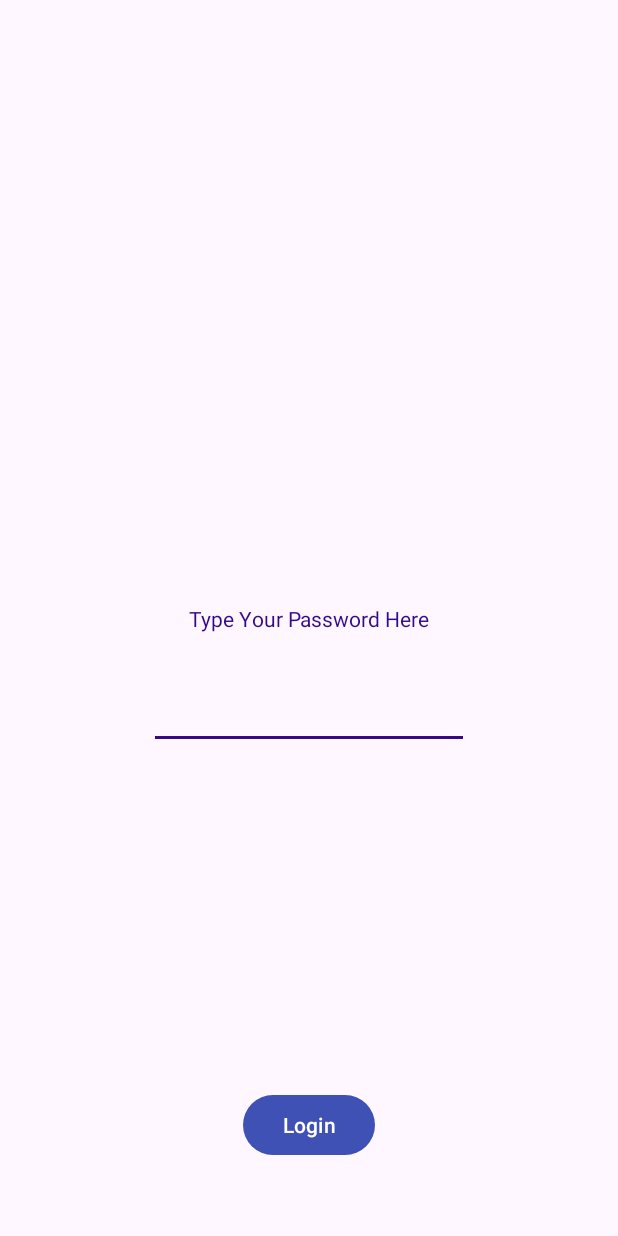
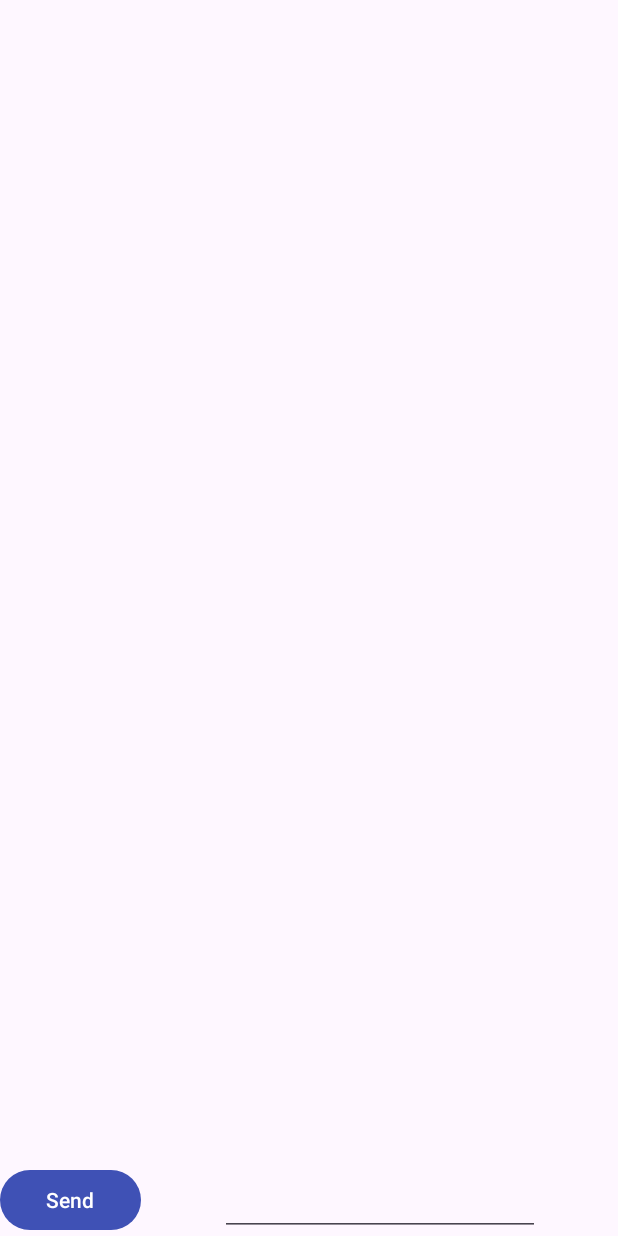
Before and after one commit to Jennifer-10982/Jennifers_Android_Lab_Redo, an Android app: the screen it shows after launch (MainActivity before the commit, ChatRoom after it), on a phone screen of 412 x 824 dp. Run offline under Robolectric (Android 15) with nearby library versions, the phone set to English and light mode, and no system bars; 3 statements that could not run were skipped.

Commit message:
Commit: Finished Layout Manager

```diff
--- a/app/build.gradle
+++ b/app/build.gradle
@@ -5,6 +5,10 @@ plugins {
 android {
     namespace 'algonquin.cst2335.huyn0116'
     compileSdk 33
+
+    buildFeatures {
+        viewBinding true
+    }
 
     defaultConfig {
         applicationId "algonquin.cst2335.huyn0116"
@@ -45,7 +49,7 @@ android.applicationVariants.all { variant ->
     }}
 
 dependencies {
-
+    implementation 'androidx.recyclerview:recyclerview:1.1.0'
     implementation 'androidx.appcompat:appcompat:1.6.1'
     implementation 'com.google.android.material:material:1.5.0'
     implementation 'androidx.constraintlayout:constraintlayout:2.1.4'
--- /dev/null
+++ b/app/src/main/java/algonquin/cst2335/huyn0116/data_package/ChatRoomViewModel.java
@@ -0,0 +1,10 @@
+package algonquin.cst2335.huyn0116.data_package;
+
+import androidx.lifecycle.MutableLiveData;
+import androidx.lifecycle.ViewModel;
+
+import java.util.ArrayList;
+
+public class ChatRoomViewModel extends ViewModel {
+    public MutableLiveData<ArrayList<String>> messages = new MutableLiveData<>();
+}
--- /dev/null
+++ b/app/src/main/java/algonquin/cst2335/huyn0116/ui/ChatRoom.java
@@ -0,0 +1,87 @@
+package algonquin.cst2335.huyn0116.ui;
+
+import androidx.annotation.NonNull;
+import androidx.appcompat.app.AppCompatActivity;
+import androidx.lifecycle.ViewModelProvider;
+import androidx.recyclerview.widget.LinearLayoutManager;
+import androidx.recyclerview.widget.RecyclerView;
+
+import android.os.Bundle;
+import android.view.View;
+import android.view.ViewGroup;
+import android.widget.TextView;
+
+import java.util.ArrayList;
+
+import algonquin.cst2335.huyn0116.R;
+import algonquin.cst2335.huyn0116.databinding.ActivityChatRoomBinding;
+import algonquin.cst2335.huyn0116.databinding.SentMessageBinding;
+import algonquin.cst2335.huyn0116.data_package.ChatRoomViewModel;
+
+public class ChatRoom extends AppCompatActivity {
+    ActivityChatRoomBinding binding;
+//    ArrayList<String> messages = new ArrayList<>();
+    ChatRoomViewModel chatModel;
+    private RecyclerView.Adapter myAdapter;
+
+    @Override
+    protected void onCreate(Bundle savedInstanceState) {
+        super.onCreate(savedInstanceState);
+
+        chatModel = new ViewModelProvider(this).get(ChatRoomViewModel.class);
+        messages = chatModel.messages.getValue();
+
+        if (messages == null){
+            chatModel.messages.postValue(messages = new ArrayList<String>());
+        }
+        binding = ActivityChatRoomBinding.inflate(getLayoutInflater());
+        setContentView(binding.getRoot());
+
+        binding.sendButton.setOnClickListener(click -> {
+            messages.add(binding.textInput.getText().toString());
+            myAdapter.notifyItemInserted(messages.size()-1);
+//            myAdapter.notifyItemRemoved(messages.size()-1);
+//            myAdapter.notifyDataSetChanged();
+            //clear the previous text:
+            binding.textInput.setText("");
+        });
+        binding.recycleView.setAdapter(myAdapter = new RecyclerView.Adapter<MyRowHolder>() {
+            @NonNull
+            @Override
+            public MyRowHolder onCreateViewHolder(@NonNull ViewGroup parent, int viewType) {
+                SentMessageBinding binding = SentMessageBinding.inflate(getLayoutInflater());
+                return new MyRowHolder(binding.getRoot());
+            }
+
+            @Override
+            public void onBindViewHolder(@NonNull MyRowHolder holder, int position) {
+                holder.messageText.setText("");
+                holder.timeText.setText("");
+                String obj = messages.get(position);
+                holder.messageText.setText(obj);
+            }
+
+            @Override
+            public int getItemCount() {
+                return messages.size();
+            }
+
+            @Override
+            public int getItemViewType (int position){
+                return 0;
+            }
+        });
+
+        binding.recycleView.setLayoutManager(new LinearLayoutManager(this));
+    }
+    class MyRowHolder extends RecyclerView.ViewHolder{
+        TextView messageText;
+        TextView timeText;
+        public MyRowHolder (@NonNull View itemView){
+            super (itemView);
+
+            messageText = itemView.findViewById(R.id.messageText);
+            timeText = itemView.findViewById(R.id.timeText);
+        }
+    }
+}
--- a/app/src/main/java/algonquin/cst2335/huyn0116/MainActivity.java
+++ b/app/src/main/java/algonquin/cst2335/huyn0116/ui/MainActivity.java
@@ -1,13 +1,14 @@
-package algonquin.cst2335.huyn0116;
+package algonquin.cst2335.huyn0116.ui;
 
 import androidx.appcompat.app.AppCompatActivity;
 
 import android.os.Bundle;
-import android.util.Log;
 import android.widget.Button;
 import android.widget.EditText;
 import android.widget.TextView;
 import android.widget.Toast;
+
+import algonquin.cst2335.huyn0116.R;
 
 /**
  * This page prompts the user to input their password where it will valiadte the input
--- /dev/null
+++ b/app/src/main/res/layout/activity_chat_room.xml
@@ -0,0 +1,37 @@
+<?xml version="1.0" encoding="utf-8"?>
+<androidx.constraintlayout.widget.ConstraintLayout xmlns:android="http://schemas.android.com/apk/res/android"
+    xmlns:app="http://schemas.android.com/apk/res-auto"
+    xmlns:tools="http://schemas.android.com/tools"
+    android:layout_width="match_parent"
+    android:layout_height="match_parent"
+    tools:context=".ui.ChatRoom">
+
+    <androidx.recyclerview.widget.RecyclerView
+        android:id="@+id/recycleView"
+        android:layout_width="0dp"
+        android:layout_height="0dp"
+        app:layout_constraintBottom_toBottomOf="parent"
+        app:layout_constraintEnd_toEndOf="parent"
+        app:layout_constraintHorizontal_bias="0.0"
+        app:layout_constraintStart_toStartOf="parent"
+        app:layout_constraintTop_toTopOf="parent"
+        app:layout_constraintVertical_bias="1.0" />
+
+    <EditText
+        android:id="@+id/textInput"
+        android:layout_width="wrap_content"
+        android:layout_height="wrap_content"
+        android:ems="10"
+        android:inputType="text"
+        app:layout_constraintBottom_toBottomOf="parent"
+        app:layout_constraintEnd_toEndOf="parent"
+        app:layout_constraintStart_toEndOf="@+id/sendButton" />
+
+    <Button
+        android:id="@+id/sendButton"
+        android:layout_width="94dp"
+        android:layout_height="48dp"
+        android:text="Send"
+        app:layout_constraintBottom_toBottomOf="parent"
+        app:layout_constraintStart_toStartOf="parent" />
+</androidx.constraintlayout.widget.ConstraintLayout>
--- a/app/src/main/res/layout/activity_main.xml
+++ b/app/src/main/res/layout/activity_main.xml
@@ -4,7 +4,7 @@
     xmlns:tools="http://schemas.android.com/tools"
     android:layout_width="match_parent"
     android:layout_height="match_parent"
-    tools:context=".MainActivity">
+    tools:context=".ui.MainActivity">
 
     <TextView
         android:id="@+id/textView"
```
Also changed, not shown: app/src/main/AndroidManifest.xml (+10 -1 lines), app/src/main/res/layout/sent_message.xml (added, +23 -0 lines).
